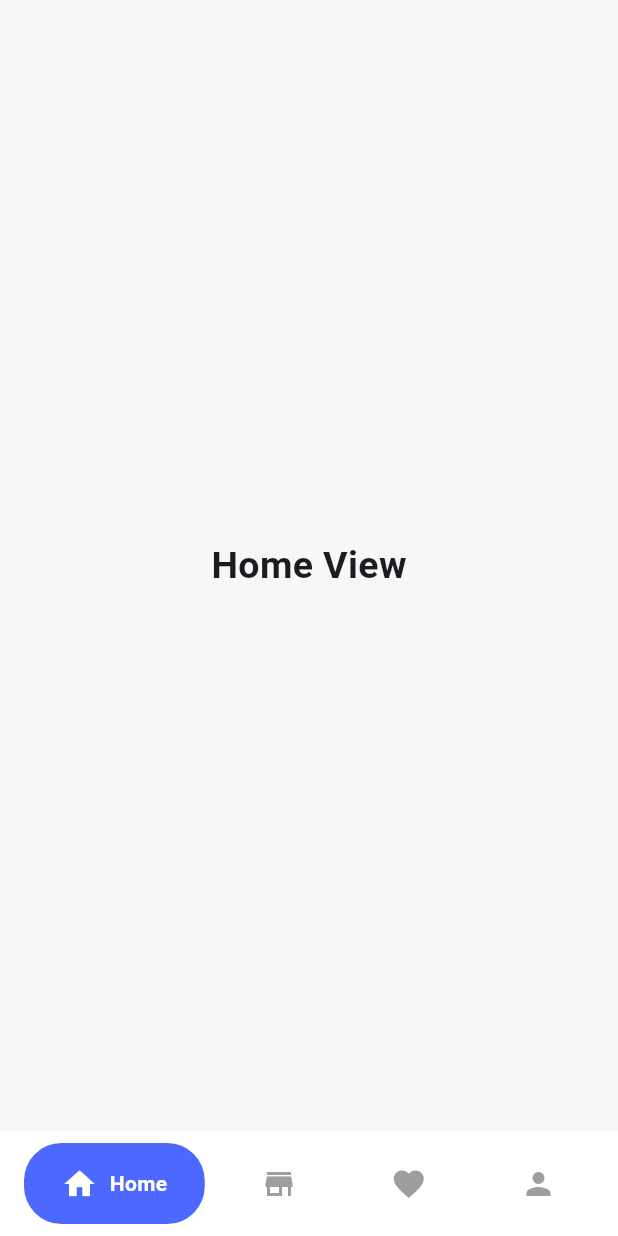
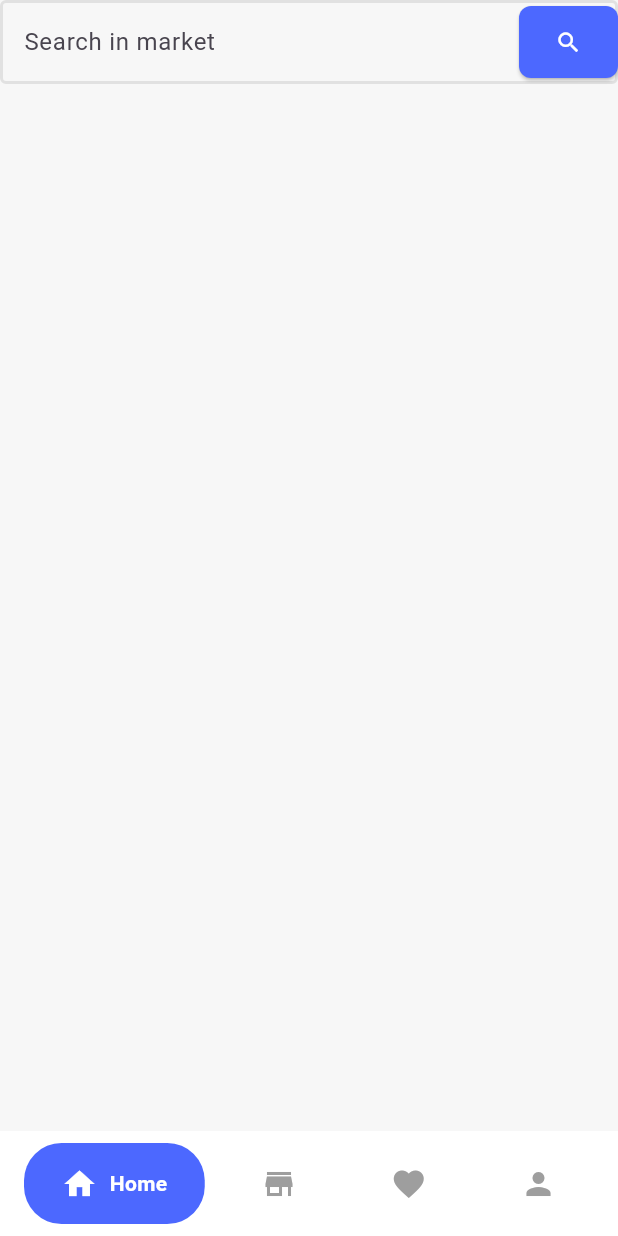
Before and after one commit to MoastafaNasser/market, a Flutter app: the MainHomeView screen opened directly, on a phone screen of 412 x 824 dp. Run offline on Flutter 3.47's test engine with Material 3 defaults, Android fonts, the phone set to English and light mode, and no system bars; drawn by our look-alikes of google_nav_bar; our stand-ins replace bloc, flutter_bloc.

Commit message:
finish search text field

```diff
--- /dev/null
+++ b/lib/core/components/custom_Search_Field.dart
@@ -0,0 +1,49 @@
+
+import 'package:flutter/material.dart';
+import 'package:marketapp/core/app_colors.dart';
+
+class customSearchField extends StatelessWidget {
+  const customSearchField({
+    super.key,
+  });
+
+  @override
+  Widget build(BuildContext context) {
+    return TextFormField(
+      decoration: InputDecoration(
+        labelText: "Search in market",
+        suffixIcon: ElevatedButton.icon(
+          onPressed: () {},
+          label: Icon(Icons.search),
+          style: ElevatedButton.styleFrom(
+            backgroundColor: AppColors.kPrimaryColor,
+            foregroundColor: AppColors.kWhiteColor,
+            shape: RoundedRectangleBorder(
+              borderRadius: BorderRadius.circular(8),
+            ),
+          ),
+        ),
+        border: OutlineInputBorder(
+          borderSide: BorderSide(
+            color: AppColors.kBordersideColor,
+            width: 2,
+          ),
+          borderRadius: BorderRadius.circular(8),
+        ),
+        enabledBorder: OutlineInputBorder(
+          borderSide: BorderSide(
+            color: AppColors.kBordersideColor,
+            width: 2,
+          ),
+        ),
+        focusedBorder: OutlineInputBorder(
+          borderSide: BorderSide(
+            color: AppColors.kBordersideColor,
+            width: 2,
+          ),
+          borderRadius: BorderRadius.circular(8),
+        ),
+      ),
+    );
+  }
+}
--- a/lib/main.dart
+++ b/lib/main.dart
@@ -1,7 +1,6 @@
-
 import 'package:flutter/material.dart';
 import 'package:marketapp/core/app_colors.dart';
-import 'package:marketapp/views/auth/ui/login_view.dart';
+import 'package:marketapp/views/nav_Bar/ui/main_home_view.dart';
 
 void main() {
   runApp(const Ourmarket());
@@ -18,8 +17,7 @@ class Ourmarket extends StatelessWidget {
       theme: ThemeData(
         scaffoldBackgroundColor: AppColors.kScaffoldColor,
       ),
-
-      home: LoginView(),
+      home: MainHomeView(),
     );
   }
 }
--- a/lib/views/home/ui/home_view.dart
+++ b/lib/views/home/ui/home_view.dart
@@ -1,18 +1,16 @@
 import 'package:flutter/material.dart';
+
+import 'package:marketapp/core/components/custom_Search_Field.dart';
 
 class HomeView extends StatelessWidget {
   const HomeView({super.key});
 
   @override
   Widget build(BuildContext context) {
-    return Center(
-      child: Text(
-        "Home View",
-        style: TextStyle(
-          fontSize: 25,
-          fontWeight: FontWeight.bold,
-        ),
-      ),
+    return ListView(
+      children:[
+        customSearchField(),
+      ],
     );
   }
 }
```
